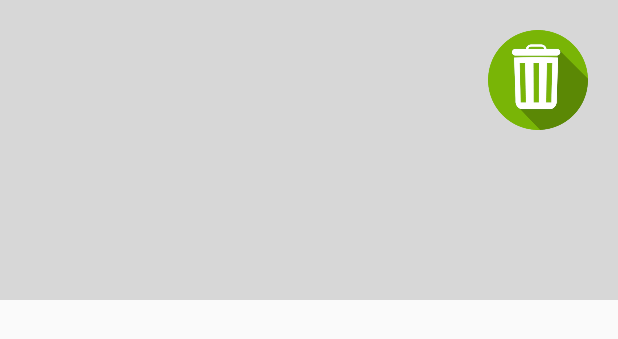
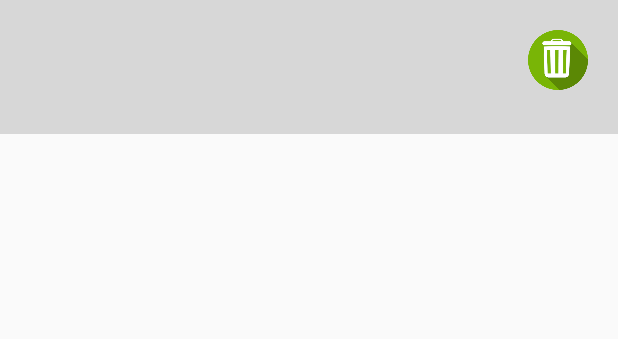
Before and after one commit to erlswtshrt/group_38, an Android app: the layout dose_list_row.xml on its own in the app's theme, with its tools: preview values and no code run, on a phone screen of 412 x 824 dp. Shown: the top 339 px of the screen. Run offline under Robolectric (Android 15) with nearby library versions, the phone set to English and light mode, and no system bars.

Commit message:
layout changes

```diff
--- a/ElderlyPortal/app/src/main/res/layout/activity_add_a_dose.xml
+++ b/ElderlyPortal/app/src/main/res/layout/activity_add_a_dose.xml
@@ -26,7 +26,7 @@
 
         <Spinner
             android:layout_width="200dp"
-            android:layout_height="80dp"
+            android:layout_height="60dp"
             android:id="@+id/timeSpinner"
             android:layout_margin="10dp"
             android:background="#FACE0E" />
@@ -40,9 +40,9 @@
 
         <Spinner
             android:layout_width="200dp"
-            android:layout_height="80dp"
+            android:layout_height="60dp"
             android:id="@+id/numOfPillsSpinner"
-            android:layout_margin="20dp"
+            android:layout_margin="10dp"
             android:background="#FACE0E" />
 
         <Button android:id="@+id/save"
--- a/ElderlyPortal/app/src/main/res/layout/dose_list_row.xml
+++ b/ElderlyPortal/app/src/main/res/layout/dose_list_row.xml
@@ -1,43 +1,43 @@
 <?xml version="1.0" encoding="utf-8"?>
 <RelativeLayout xmlns:android="http://schemas.android.com/apk/res/android"
     android:layout_width="match_parent"
-    android:layout_height="300px"
+    android:layout_height="wrap_content"
     android:orientation="horizontal"
     android:descendantFocusability="blocksDescendants"
     android:background="#ffd7d7d7"
-    android:padding="20px">
+    android:padding="10dp">
 
     <LinearLayout xmlns:android="http://schemas.android.com/apk/res/android"
         android:layout_width="wrap_content"
         android:layout_height="wrap_content"
         android:orientation="vertical"
-        android:layout_margin="10px">
+        android:layout_margin="10dp">
 
         <TextView
             android:id="@+id/timeText"
             android:layout_width="wrap_content"
             android:layout_height="wrap_content"
-            android:textSize="70px" >
+            android:textSize="18sp" >
         </TextView>
 
         <TextView
             android:id="@+id/numOfPillsText"
             android:layout_width="wrap_content"
             android:layout_height="wrap_content"
-            android:textSize="70px" >
+            android:textSize="18sp" >
         </TextView>
 
     </LinearLayout>
 
     <Button
-        android:layout_width="100px"
-        android:layout_height="100px"
+        android:layout_width="40dp"
+        android:layout_height="40dp"
         android:layout_alignParentRight="true"
         android:id="@+id/deleteButton"
         android:background="@drawable/trash_can"
         android:layout_gravity="right"
         android:onClick="deleteDose"
-        android:layout_margin="10px">
+        android:layout_margin="10dp">
     </Button>
 
 </RelativeLayout>
```
Also changed, not shown: ElderlyPortal/app/src/main/res/layout/activity_my_medications.xml (+7 -0 lines), ElderlyPortal/app/src/main/res/layout/medicine_list_row.xml (+13 -11 lines).
